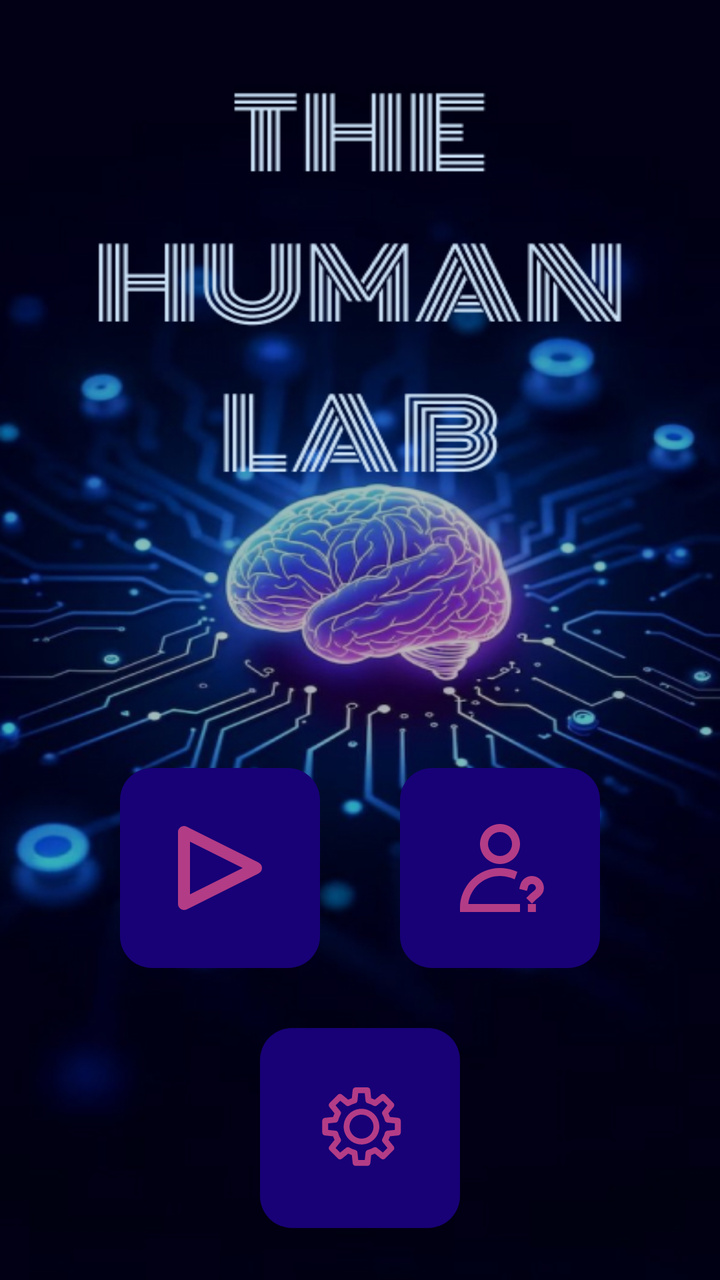
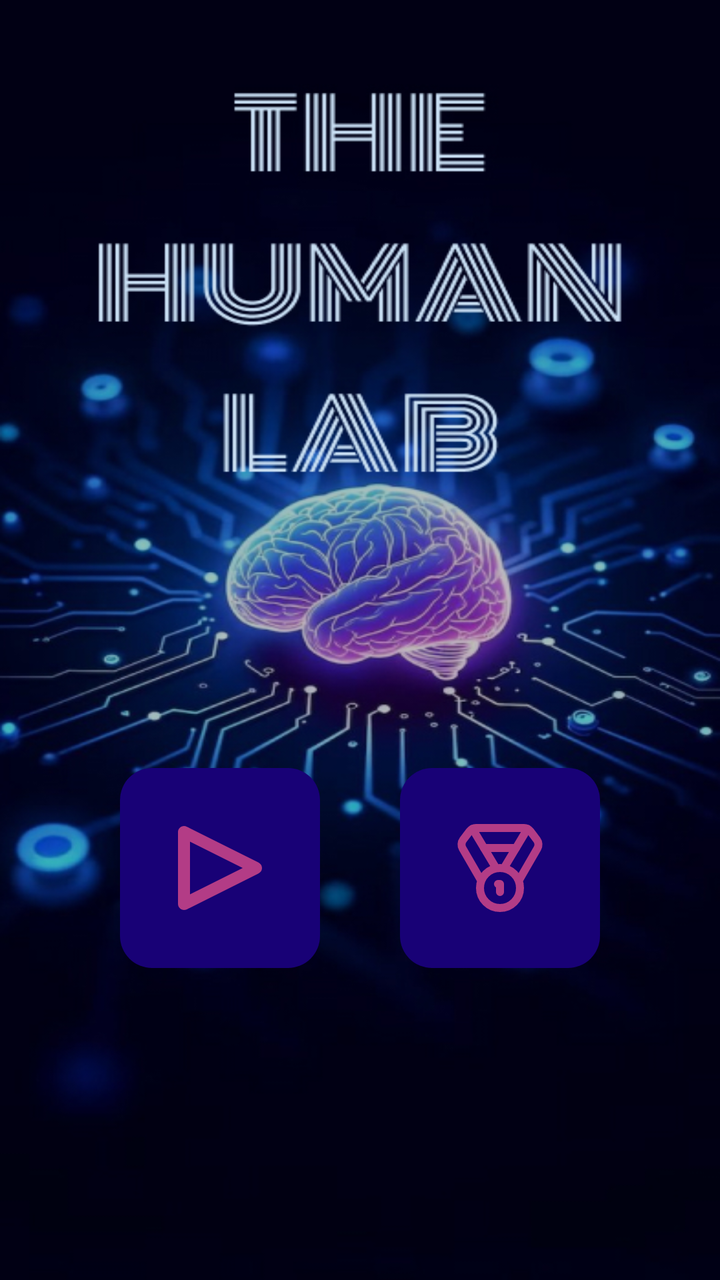

An Android layout rendered at two revisions. The XML below is the earlier revision; the diff shows what the commit changed to produce the second picture.
<!-- AndroidManifest.xml: application theme Theme.TheHumanLab -->
<!-- res/layout/activity_main.xml -->
<?xml version="1.0" encoding="utf-8"?>
<androidx.constraintlayout.widget.ConstraintLayout xmlns:android="http://schemas.android.com/apk/res/android"
    xmlns:app="http://schemas.android.com/apk/res-auto"
    xmlns:tools="http://schemas.android.com/tools"
    android:id="@+id/main"
    android:layout_width="match_parent"
    android:layout_height="match_parent"
    android:background="@drawable/home_screen_background"
    tools:context=".MainActivity">

    <androidx.constraintlayout.widget.Guideline android:layout_width="wrap_content"
        android:id="@+id/home_screen_vertical_line_1"
        app:layout_constraintGuide_percent="0.6"
        android:orientation="horizontal"
        android:layout_height="wrap_content" />

<ImageButton
    android:id="@+id/home_screen_play_button"
    android:layout_width="100dp"
    android:layout_height="100dp"
    app:layout_constraintTop_toBottomOf="@id/home_screen_vertical_line_1"
    app:layout_constraintLeft_toLeftOf="parent"
    android:layout_marginLeft="60dp"
    android:background="@drawable/function_button"
    android:src="@drawable/play"
    />

    <ImageButton
        android:id="@+id/home_screen_question_button"
        android:layout_width="100dp"
        android:layout_height="100dp"
        app:layout_constraintTop_toBottomOf="@id/home_screen_vertical_line_1"
        app:layout_constraintRight_toRightOf="parent"
        android:layout_marginRight="60dp"
        android:background="@drawable/function_button"
        android:src="@drawable/question"
        />

    <ImageButton
        android:id="@+id/home_screen_settings_button"
        android:layout_width="100dp"
        android:layout_height="100dp"
        app:layout_constraintTop_toBottomOf="@id/home_screen_question_button"
        app:layout_constraintLeft_toLeftOf="parent"
        app:layout_constraintRight_toRightOf="parent"
        android:layout_marginTop="30dp"
        android:background="@drawable/function_button"
        android:src="@drawable/settings"
        />







</androidx.constraintlayout.widget.ConstraintLayout>
<!-- resources referenced by this layout -->
<resources>
  <!-- drawable function_button (drawable) -->
  <?xml version="1.0" encoding="utf-8"?>
  <selector xmlns:android="http://schemas.android.com/apk/res/android">
      <item android:state_pressed="true">
          <shape android:shape="rectangle">
              <solid android:color="@color/function_button_pressed_color"/>
              <corners android:radius="16dp"/>
          </shape>
      </item>
  
      <item>
          <shape android:shape="rectangle">
              <solid android:color="@color/function_button_color"/>
              <corners android:radius="16dp"/>
          </shape>
  
      </item>
  </selector>
  <!-- drawable home_screen_background: jpg bitmap (drawable, 196356 bytes) -->
  <!-- drawable play (drawable) -->
  <vector xmlns:android="http://schemas.android.com/apk/res/android"
      android:width="48dp"
      android:height="48dp"
      android:viewportWidth="48"
      android:viewportHeight="48">
    <path
        android:pathData="M42.774,21L9,4.125C8.016,3.68 7.008,3 6,3C4.383,3 3,4.359 3,6V42C3,43.641 4.383,45 6,45C7.008,45 8.016,44.32 9,43.875L42.774,27C43.595,26.601 45,25.782 45,24C45,22.218 43.595,21.399 42.774,21ZM9,37.167V10.833L35.352,24L9,37.167Z"
        android:fillColor="#B33C86"/>
  </vector>
  <!-- drawable question (drawable) -->
  <vector xmlns:android="http://schemas.android.com/apk/res/android"
      android:width="48dp"
      android:height="48dp"
      android:viewportWidth="48"
      android:viewportHeight="48">
    <path
        android:pathData="M14,12C14,6.477 18.477,2 24,2C29.523,2 34,6.477 34,12C34,17.523 29.523,22 24,22C18.477,22 14,17.523 14,12ZM24,6C20.686,6 18,8.686 18,12C18,15.314 20.686,18 24,18C27.314,18 30,15.314 30,12C30,8.686 27.314,6 24,6Z"
        android:fillColor="#B33C86"
        android:fillType="evenOdd"/>
    <path
        android:pathData="M8.124,42C9.108,34.107 15.841,28 24,28C25.919,28 27.755,28.337 29.455,28.953L31.335,29.635L32.699,25.875L30.818,25.193C28.688,24.42 26.391,24 24,24C12.954,24 4,32.954 4,44V46H34V42H8.124Z"
        android:fillColor="#B33C86"/>
    <path
        android:pathData="M39.935,32C39.005,32 38.22,32.635 37.997,33.499L37.499,35.435L33.625,34.438L34.124,32.501C34.79,29.914 37.136,28 39.935,28C43.248,28 45.935,30.686 45.935,34C45.935,35.863 45.026,37.099 44.073,38.017C43.688,38.39 43.249,38.754 42.854,39.081C42.796,39.129 42.738,39.177 42.682,39.223C42.221,39.607 41.78,39.983 41.349,40.414L39.935,41.828L37.106,39L38.52,37.586C39.089,37.017 39.648,36.545 40.124,36.148C40.187,36.096 40.248,36.045 40.307,35.996C40.716,35.656 41.027,35.399 41.296,35.139C41.844,34.611 41.935,34.346 41.935,34C41.935,32.895 41.039,32 39.935,32Z"
        android:fillColor="#B33C86"/>
    <path
        android:pathData="M37.934,42H41.954V46H37.934V42Z"
        android:fillColor="#B33C86"/>
  </vector>
  <!-- drawable settings: vector/xml drawable (drawable, 5075 chars, omitted) -->
  <style name="Theme.TheHumanLab" parent="Base.Theme.TheHumanLab" />
  <color name="function_button_pressed_color">#BAA9FE</color>
  <color name="function_button_color">#180176</color>
  <style name="Base.Theme.TheHumanLab" parent="Theme.Material3.DayNight.NoActionBar">
          
          <item name="android:statusBarColor">@color/white</item>
          <item name="android:windowLightStatusBar">true</item>
          
      </style>
  <color name="white">#FFFFFFFF</color>
</resources>

<!-- the commit's change to res/layout/activity_main.xml (unified diff, before → after) -->
@@ -26,26 +26,14 @@
     />
 
     <ImageButton
-        android:id="@+id/home_screen_question_button"
+        android:id="@+id/home_screen_statistics_button"
         android:layout_width="100dp"
         android:layout_height="100dp"
         app:layout_constraintTop_toBottomOf="@id/home_screen_vertical_line_1"
         app:layout_constraintRight_toRightOf="parent"
         android:layout_marginRight="60dp"
         android:background="@drawable/function_button"
-        android:src="@drawable/question"
-        />
-
-    <ImageButton
-        android:id="@+id/home_screen_settings_button"
-        android:layout_width="100dp"
-        android:layout_height="100dp"
-        app:layout_constraintTop_toBottomOf="@id/home_screen_question_button"
-        app:layout_constraintLeft_toLeftOf="parent"
-        app:layout_constraintRight_toRightOf="parent"
-        android:layout_marginTop="30dp"
-        android:background="@drawable/function_button"
-        android:src="@drawable/settings"
+        android:src="@drawable/medal"
         />
 
 
@@ -54,4 +42,5 @@
 
 
 
+
 </androidx.constraintlayout.widget.ConstraintLayout>
<!-- resource entries referenced after the edit -->
@@ -19,6 +19,22 @@
       </item>
   </selector>
   <!-- drawable home_screen_background: jpg bitmap (drawable, 196356 bytes) -->
+  <!-- drawable medal (drawable) -->
+  <vector xmlns:android="http://schemas.android.com/apk/res/android" android:height="48dp" android:viewportHeight="24" android:viewportWidth="24" android:width="48dp">
+        
+      <path android:fillColor="#00000000" android:pathData="M7.21,15L2.66,7.14C2.464,6.801 2.371,6.412 2.395,6.02C2.418,5.629 2.555,5.254 2.79,4.94L4.4,2.8C4.586,2.552 4.828,2.35 5.106,2.211C5.383,2.072 5.689,2 6,2H18C18.31,2 18.617,2.072 18.894,2.211C19.172,2.35 19.414,2.552 19.6,2.8L21.2,4.94C21.436,5.253 21.576,5.628 21.6,6.019C21.625,6.41 21.535,6.8 21.34,7.14L16.79,15" android:strokeColor="#B33C86" android:strokeLineCap="round" android:strokeLineJoin="round" android:strokeWidth="2"/>
+        
+      <path android:fillColor="#00000000" android:pathData="M11,12L5.12,2.2" android:strokeColor="#B33C86" android:strokeLineCap="round" android:strokeLineJoin="round" android:strokeWidth="2"/>
+        
+      <path android:fillColor="#00000000" android:pathData="M13,12L18.88,2.2" android:strokeColor="#B33C86" android:strokeLineCap="round" android:strokeLineJoin="round" android:strokeWidth="2"/>
+        
+      <path android:fillColor="#00000000" android:pathData="M8,7H16" android:strokeColor="#B33C86" android:strokeLineCap="round" android:strokeLineJoin="round" android:strokeWidth="2"/>
+        
+      <path android:fillColor="#00000000" android:pathData="M12,22C14.761,22 17,19.761 17,17C17,14.239 14.761,12 12,12C9.239,12 7,14.239 7,17C7,19.761 9.239,22 12,22Z" android:strokeColor="#B33C86" android:strokeLineCap="round" android:strokeLineJoin="round" android:strokeWidth="2"/>
+        
+      <path android:fillColor="#00000000" android:pathData="M12,18V16H11.5" android:strokeColor="#B33C86" android:strokeLineCap="round" android:strokeLineJoin="round" android:strokeWidth="2"/>
+      
+  </vector>
   <!-- drawable play (drawable) -->
   <vector xmlns:android="http://schemas.android.com/apk/res/android"
       android:width="48dp"
@@ -29,27 +45,6 @@
         android:pathData="M42.774,21L9,4.125C8.016,3.68 7.008,3 6,3C4.383,3 3,4.359 3,6V42C3,43.641 4.383,45 6,45C7.008,45 8.016,44.32 9,43.875L42.774,27C43.595,26.601 45,25.782 45,24C45,22.218 43.595,21.399 42.774,21ZM9,37.167V10.833L35.352,24L9,37.167Z"
         android:fillColor="#B33C86"/>
   </vector>
-  <!-- drawable question (drawable) -->
-  <vector xmlns:android="http://schemas.android.com/apk/res/android"
-      android:width="48dp"
-      android:height="48dp"
-      android:viewportWidth="48"
-      android:viewportHeight="48">
-    <path
-        android:pathData="M14,12C14,6.477 18.477,2 24,2C29.523,2 34,6.477 34,12C34,17.523 29.523,22 24,22C18.477,22 14,17.523 14,12ZM24,6C20.686,6 18,8.686 18,12C18,15.314 20.686,18 24,18C27.314,18 30,15.314 30,12C30,8.686 27.314,6 24,6Z"
-        android:fillColor="#B33C86"
-        android:fillType="evenOdd"/>
-    <path
-        android:pathData="M8.124,42C9.108,34.107 15.841,28 24,28C25.919,28 27.755,28.337 29.455,28.953L31.335,29.635L32.699,25.875L30.818,25.193C28.688,24.42 26.391,24 24,24C12.954,24 4,32.954 4,44V46H34V42H8.124Z"
-        android:fillColor="#B33C86"/>
-    <path
-        android:pathData="M39.935,32C39.005,32 38.22,32.635 37.997,33.499L37.499,35.435L33.625,34.438L34.124,32.501C34.79,29.914 37.136,28 39.935,28C43.248,28 45.935,30.686 45.935,34C45.935,35.863 45.026,37.099 44.073,38.017C43.688,38.39 43.249,38.754 42.854,39.081C42.796,39.129 42.738,39.177 42.682,39.223C42.221,39.607 41.78,39.983 41.349,40.414L39.935,41.828L37.106,39L38.52,37.586C39.089,37.017 39.648,36.545 40.124,36.148C40.187,36.096 40.248,36.045 40.307,35.996C40.716,35.656 41.027,35.399 41.296,35.139C41.844,34.611 41.935,34.346 41.935,34C41.935,32.895 41.039,32 39.935,32Z"
-        android:fillColor="#B33C86"/>
-    <path
-        android:pathData="M37.934,42H41.954V46H37.934V42Z"
-        android:fillColor="#B33C86"/>
-  </vector>
-  <!-- drawable settings: vector/xml drawable (drawable, 5075 chars, omitted) -->
   <style name="Theme.TheHumanLab" parent="Base.Theme.TheHumanLab" />
   <color name="function_button_pressed_color">#BAA9FE</color>
   <color name="function_button_color">#180176</color>
